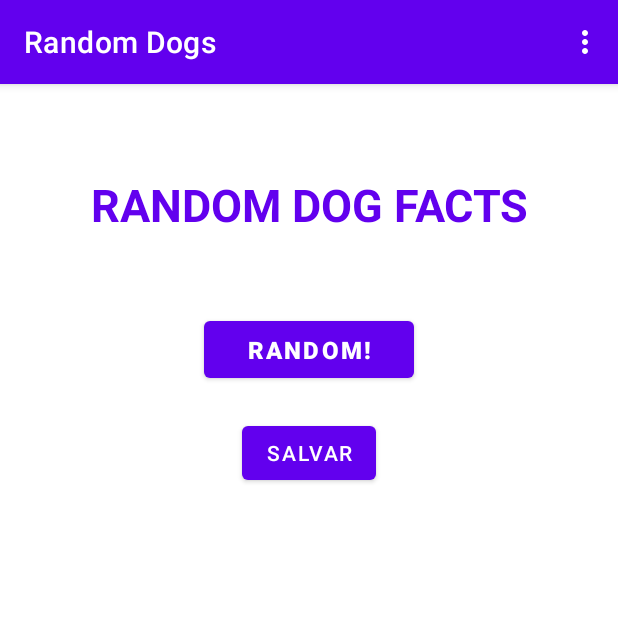
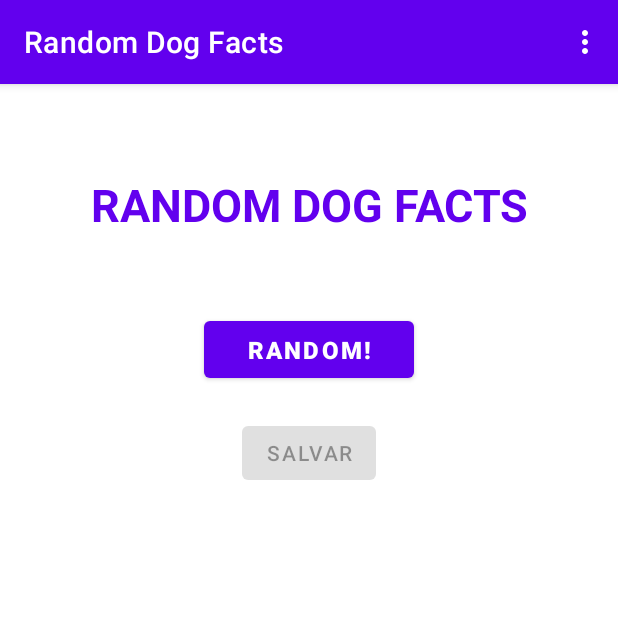
Before and after one commit to feliper2002/dogs-facts-av3, an Android app: the screen it shows after launch (MainActivity), on a phone screen of 412 x 824 dp, the top half of it. Run offline under Robolectric (Android 15) with nearby library versions, the phone set to English and light mode, and no system bars.

Commit message:
routes: navController with routes // menu: More menu actions // saveBtn: save button new state

```diff
--- a/app/src/main/AndroidManifest.xml
+++ b/app/src/main/AndroidManifest.xml
@@ -12,7 +12,8 @@
         android:roundIcon="@mipmap/ic_launcher_round"
         android:supportsRtl="true"
         android:theme="@style/Theme.RandomDogs">
-        <activity android:name=".FactListActivity"></activity>
+        <activity android:name=".AppInfo"></activity>
+        <activity android:name=".FactListActivity" />
         <activity
             android:name=".MainActivity"
             android:exported="true">
--- a/app/src/main/java/com/atividade/devmobile/randomdogs/MainActivity.kt
+++ b/app/src/main/java/com/atividade/devmobile/randomdogs/MainActivity.kt
@@ -6,10 +6,8 @@ import android.view.Menu
 import android.view.MenuInflater
 import android.view.MenuItem
 import android.widget.Button
-import android.widget.TextView
 import androidx.recyclerview.widget.LinearLayoutManager
 import androidx.recyclerview.widget.RecyclerView
-import com.atividade.devmobile.randomdogs.adapters.FactsRecyclerAdapter
 import com.atividade.devmobile.randomdogs.adapters.ResponseFactsRecyclerAdapter
 import com.atividade.devmobile.randomdogs.data.SQLiteHelper
 import com.atividade.devmobile.randomdogs.databinding.ActivityMainBinding
@@ -45,6 +43,7 @@ class MainActivity : AppCompatActivity() {
         initView()
         initRecyclerView()
         initStorage()
+        initBotaoSalvar()
 
         botao.setOnClickListener {
             getRandom("5")
@@ -54,7 +53,10 @@ class MainActivity : AppCompatActivity() {
             saveFact()
         }
 
-        responseFactsRecyclerAdapter.setOnClickCheckbox { checkFact(it) }
+        responseFactsRecyclerAdapter.setOnClickCheckbox {
+            checkFact(it)
+            initBotaoSalvar()
+        }
     }
 
     private fun checkFact(fact: ResponseFact) {
@@ -98,18 +100,24 @@ class MainActivity : AppCompatActivity() {
     private fun saveFact() {
         /// Verifica qual dos fatos retornados está com a CheckBox `true`
         /// Os fatos que estiverem com a CheckBox marcada, serão salvos no local storage do `SQLite`
-        var facts = responseFactsRecyclerAdapter.getList()
+        val facts = responseFactsRecyclerAdapter.getList()
+
+        val checkedFacts = facts.filter { it.checked }
+
+        if (checkedFacts.isEmpty()) {
+            AppToasts.show(this, "Nenhum fato está selecionado...")
+        }
 
         for (responseFact in facts) {
             if (responseFactsRecyclerAdapter.isFactChecked(responseFact)) {
                 if (responseFact.message.isNotEmpty()) {
-                    var exists: Boolean = sqlite.existsAtStorage(responseFact.message)
+                    val exists: Boolean = sqlite.existsAtStorage(responseFact.message)
                     /// Verifica se o fato marcado já existe no local storage do SQLite
 
                     if (!exists) {
                         /// Caso o fato nunca tenha sido salvo ou não esteja presente no local storage,
                         /// será adicionado como um `FactModel`
-                        var fact = FactModel(AppFunctions.randomID(responseFact.message), responseFact.message)
+                        val fact = FactModel(AppFunctions.randomID(responseFact.message), responseFact.message)
                         sqlite.insertFact(fact)
                         AppToasts.show(this, "Fato(s) adicionado(s) à lista!")
                     } else {
@@ -126,6 +134,18 @@ class MainActivity : AppCompatActivity() {
         recyclerView = binding.responseRecylerView
     }
 
+    private fun initBotaoSalvar() {
+        var list = responseFactsRecyclerAdapter.getList()
+
+        val checkedFacts = list.filter { it.checked }
+
+        if (list.isEmpty() || checkedFacts.isEmpty()) {
+            botaoSalvar.isEnabled = false
+        } else {
+            botaoSalvar.isEnabled = true
+        }
+    }
+
     private fun initRecyclerView() {
         responseFactsRecyclerAdapter = ResponseFactsRecyclerAdapter()
         recyclerView.adapter = responseFactsRecyclerAdapter
@@ -136,12 +156,18 @@ class MainActivity : AppCompatActivity() {
         sqlite = SQLiteHelper(context = this)
     }
 
-    private fun navToList() {
-        startActivity(Intent(this, FactListActivity::class.java))
+    private fun navController(route: String) {
+        val intent: Intent = when(route) {
+            "/facts" -> Intent(this, FactListActivity::class.java)
+            "/info" -> Intent(this, AppInfo::class.java)
+            else -> Intent(this, MainActivity::class.java)
+        }
+        startActivity(intent)
+
     }
 
     override fun onCreateOptionsMenu(menu: Menu?): Boolean {
-        var menuInflater = MenuInflater(this)
+        val menuInflater = MenuInflater(this)
         menuInflater.inflate(R.menu.menu_item, menu)
 
         return true
@@ -149,8 +175,11 @@ class MainActivity : AppCompatActivity() {
 
     override fun onOptionsItemSelected(item: MenuItem): Boolean {
         when(item.itemId) {
+            R.id.appInfo -> {
+                navController("/info")
+            }
             R.id.factListMenu -> {
-                navToList()
+                navController("/facts")
             }
         }
 
--- /dev/null
+++ b/app/src/main/res/drawable/ic_list.xml
@@ -0,0 +1,5 @@
+<vector android:height="24dp" android:tint="#FFFFFF"
+    android:viewportHeight="24" android:viewportWidth="24"
+    android:width="24dp" xmlns:android="http://schemas.android.com/apk/res/android">
+    <path android:fillColor="@android:color/white" android:pathData="M4,10.5c-0.83,0 -1.5,0.67 -1.5,1.5s0.67,1.5 1.5,1.5 1.5,-0.67 1.5,-1.5 -0.67,-1.5 -1.5,-1.5zM4,4.5c-0.83,0 -1.5,0.67 -1.5,1.5S3.17,7.5 4,7.5 5.5,6.83 5.5,6 4.83,4.5 4,4.5zM4,16.5c-0.83,0 -1.5,0.68 -1.5,1.5s0.68,1.5 1.5,1.5 1.5,-0.68 1.5,-1.5 -0.67,-1.5 -1.5,-1.5zM7,19h14v-2L7,17v2zM7,13h14v-2L7,11v2zM7,5v2h14L21,5L7,5z"/>
+</vector>
--- a/app/src/main/res/layout/activity_main.xml
+++ b/app/src/main/res/layout/activity_main.xml
@@ -12,7 +12,7 @@
         android:layout_width="wrap_content"
         android:layout_height="wrap_content"
         android:layout_marginTop="60dp"
-        android:text="Random Dog Facts"
+        android:text="@string/app_name"
         android:textAlignment="center"
         android:textAllCaps="true"
         android:textColor="@color/purple_500"
--- a/app/src/main/res/menu/menu_item.xml
+++ b/app/src/main/res/menu/menu_item.xml
@@ -1,10 +1,27 @@
 <?xml version="1.0" encoding="utf-8"?>
-<menu xmlns:android="http://schemas.android.com/apk/res/android" xmlns:app="http://schemas.android.com/apk/res-auto">
+<menu xmlns:tools="http://schemas.android.com/tools"
+    xmlns:android="http://schemas.android.com/apk/res/android"
+    xmlns:app="http://schemas.android.com/apk/res-auto">
 
     <item
         android:id="@+id/factListMenu"
-        android:title="Fatos salvos"
-        app:showAsAction="ifRoom"
+        android:title="@string/save_facts"
+        android:icon="@drawable/ic_list"
+        app:showAsAction="always"
+        android:tooltipText="@string/save_facts"
+        tools:ignore="AlwaysShowAction"
+        />
+    <item
+        android:id="@+id/appConfig"
+        android:title="@string/app_config"
+        app:showAsAction="never"
+        android:tooltipText="@string/app_config"
+        />
+    <item
+        android:id="@+id/appInfo"
+        android:title="@string/app_info"
+        app:showAsAction="never"
+        android:tooltipText="@string/app_info"
         />
 
 </menu>
--- a/app/src/main/res/values/colors.xml
+++ b/app/src/main/res/values/colors.xml
@@ -6,5 +6,6 @@
     <color name="teal_200">#FF6200EE</color>
     <color name="teal_700">#FF018786</color>
     <color name="black">#FF000000</color>
+    <color name="grey1">#9F9F9F</color>
     <color name="white">#FFFFFFFF</color>
 </resources>
--- a/app/src/main/res/values/strings.xml
+++ b/app/src/main/res/values/strings.xml
@@ -1,3 +1,7 @@
 <resources>
-    <string name="app_name">Random Dogs</string>
+    <string name="app_name">Random Dog Facts</string>
+
+    <string name="save_facts">Fatos Salvos</string>
+    <string name="app_info">Sobre o App</string>
+    <string name="app_config">Configurações</string>
 </resources>
```
Also changed, not shown: app/src/main/java/com/atividade/devmobile/randomdogs/AppInfo.kt (added, +11 -0 lines), app/src/main/res/layout/activity_app_info.xml (added, +61 -0 lines).
